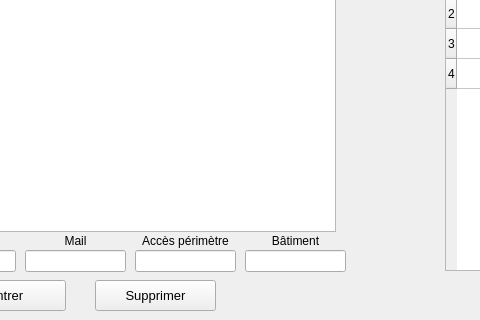
Before: the Qt Designer form Projet_Ajour/gestion.ui in simzrch/Projet_Entremont, drawn with Qt 5; both pictures show x 205 to 685 and y 460 to 780 of the 1280 by 780 pixel window.
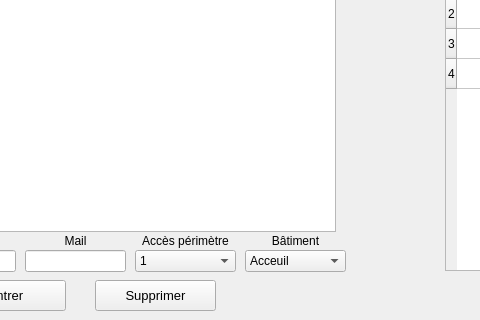
After: the same form once the commit is applied.

Commit message: ajout combobox acces et batiment

What changed in the file:
```diff
--- a/Projet_Ajour/gestion.ui
+++ b/Projet_Ajour/gestion.ui
@@ -237,16 +237,6 @@
     </rect>
    </property>
   </widget>
-  <widget class="QLineEdit" name="lineEditAcces">
-   <property name="geometry">
-    <rect>
-     <x>340</x>
-     <y>710</y>
-     <width>101</width>
-     <height>22</height>
-    </rect>
-   </property>
-  </widget>
   <widget class="QLabel" name="label_3">
    <property name="geometry">
     <rect>
@@ -427,16 +417,6 @@
     <string>Entrer</string>
    </property>
   </widget>
-  <widget class="QLineEdit" name="lineEditBatiment">
-   <property name="geometry">
-    <rect>
-     <x>450</x>
-     <y>710</y>
-     <width>101</width>
-     <height>22</height>
-    </rect>
-   </property>
-  </widget>
   <widget class="QLabel" name="label_7">
    <property name="geometry">
     <rect>
@@ -471,6 +451,56 @@
     <string>Supprimer</string>
    </property>
   </widget>
+  <widget class="QComboBox" name="comboBoxAcces">
+   <property name="geometry">
+    <rect>
+     <x>340</x>
+     <y>710</y>
+     <width>101</width>
+     <height>22</height>
+    </rect>
+   </property>
+   <item>
+    <property name="text">
+     <string>1</string>
+    </property>
+   </item>
+   <item>
+    <property name="text">
+     <string>2</string>
+    </property>
+   </item>
+   <item>
+    <property name="text">
+     <string>3</string>
+    </property>
+   </item>
+  </widget>
+  <widget class="QComboBox" name="comboBoxBatiment">
+   <property name="geometry">
+    <rect>
+     <x>450</x>
+     <y>710</y>
+     <width>101</width>
+     <height>22</height>
+    </rect>
+   </property>
+   <item>
+    <property name="text">
+     <string>Acceuil</string>
+    </property>
+   </item>
+   <item>
+    <property name="text">
+     <string>Bâtiment B</string>
+    </property>
+   </item>
+   <item>
+    <property name="text">
+     <string>Bâtiment C</string>
+    </property>
+   </item>
+  </widget>
   <zorder>ButtonAccueil</zorder>
   <zorder>ButtonGestion</zorder>
   <zorder>ButtonPerimetres</zorder>
```
Left out of the diff: 4 changed lines with no effect on the pictures. The commit also changes 3 other files.
